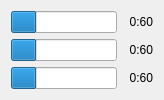
mrexodia/WorkraveQt, file src/TimerDialog.ui: the form before one commit.
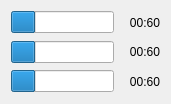
The form after the commit.

What changed in the file:
```diff
--- a/src/TimerDialog.ui
+++ b/src/TimerDialog.ui
@@ -6,8 +6,8 @@
    <rect>
     <x>0</x>
     <y>0</y>
-    <width>164</width>
-    <height>99</height>
+    <width>171</width>
+    <height>104</height>
    </rect>
   </property>
   <property name="windowTitle">
@@ -33,12 +33,12 @@
       <widget class="QLabel" name="labelMicroBreakTimer">
        <property name="minimumSize">
         <size>
-         <width>30</width>
+         <width>40</width>
          <height>0</height>
         </size>
        </property>
        <property name="text">
-        <string>0:60</string>
+        <string>00:60</string>
        </property>
        <property name="alignment">
         <set>Qt::AlignRight|Qt::AlignTrailing|Qt::AlignVCenter</set>
@@ -66,12 +66,12 @@
       <widget class="QLabel" name="labelRestBreakTimer">
        <property name="minimumSize">
         <size>
-         <width>30</width>
+         <width>40</width>
          <height>0</height>
         </size>
        </property>
        <property name="text">
-        <string>0:60</string>
+        <string>00:60</string>
        </property>
        <property name="alignment">
         <set>Qt::AlignRight|Qt::AlignTrailing|Qt::AlignVCenter</set>
@@ -99,12 +99,12 @@
       <widget class="QLabel" name="labelIdleTimer">
        <property name="minimumSize">
         <size>
-         <width>30</width>
+         <width>40</width>
          <height>0</height>
         </size>
        </property>
        <property name="text">
-        <string>0:60</string>
+        <string>00:60</string>
        </property>
        <property name="alignment">
         <set>Qt::AlignRight|Qt::AlignTrailing|Qt::AlignVCenter</set>
```
